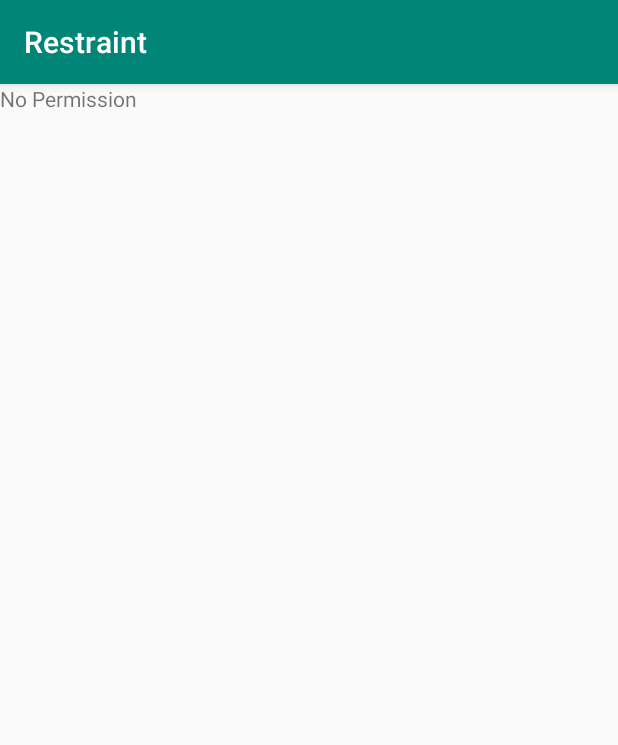
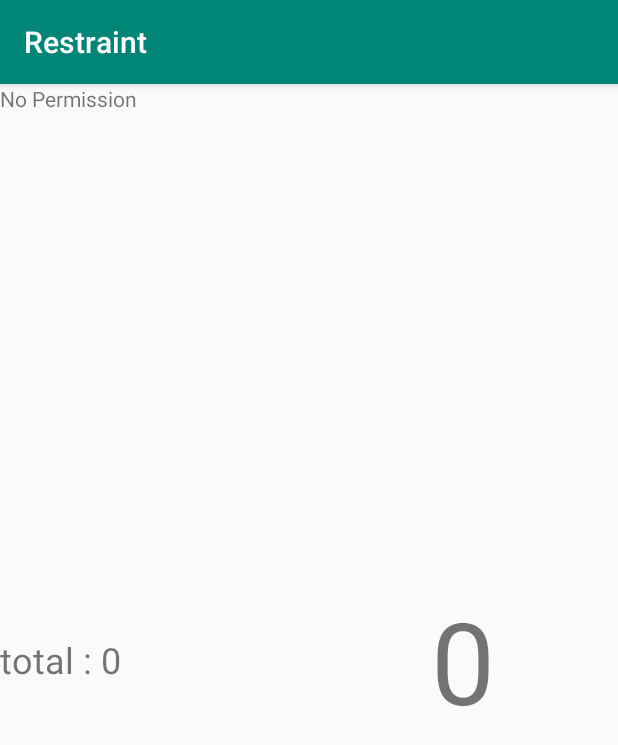
Before and after one commit to axlecho/Restraint, an Android app: the screen it shows after launch (MainActivity), on a phone screen of 412 x 824 dp. Shown: the top 745 px of the screen. Run offline under Robolectric (Android 15) with nearby library versions, the phone set to English and light mode, and no system bars.

Commit message:
[featue] done

```diff
--- a/app/src/main/java/com/axlecho/restraint/MainActivity.kt
+++ b/app/src/main/java/com/axlecho/restraint/MainActivity.kt
@@ -1,10 +1,14 @@
 package com.axlecho.restraint
 
+import android.content.Context
 import android.content.Intent
 import android.os.Bundle
 import android.provider.Settings
+import android.view.MenuItem
 import android.view.View
+import android.widget.TextView
 import androidx.appcompat.app.AppCompatActivity
+import androidx.appcompat.widget.PopupMenu
 import androidx.recyclerview.widget.ItemTouchHelper
 import androidx.recyclerview.widget.LinearLayoutManager
 import androidx.recyclerview.widget.RecyclerView
@@ -13,21 +17,16 @@ import com.axlecho.restraint.data.Info
 import com.axlecho.restraint.ui.DragAndDrapHelper
 import com.axlecho.restraint.ui.ListViewAdapter
 import com.axlecho.restraint.ui.OnDataEditListener
+import com.axlecho.restraint.ui.OnItemLongClickListener
 import com.axlecho.restraint.utils.TimeUtils
 import com.axlecho.restraint.utils.UsageStatsUtils
 
 
-class MainActivity : AppCompatActivity(), OnDataEditListener<Info> {
-    private var data = mutableListOf<Info>()
-    override fun onItemSwiped(module: Info, pos: Int) {
-        UsageStatsUtils.saveFilter(this,module, Filter.IGNORE)
-        UsageStatsUtils.applyAllFilter(this,data)
-    }
+class MainActivity : AppCompatActivity(), OnDataEditListener<Info>, OnItemLongClickListener {
 
-    override fun onItemMoved(module: Info, from: Int, to: Int) {
-        TODO("not implemented") //To change body of created functions use File | Settings | File Templates.
-    }
 
+    private var phoneUsageData = mutableListOf<Info>()
+    private var cigaretteData = 0
 
     override fun onCreate(savedInstanceState: Bundle?) {
         super.onCreate(savedInstanceState)
@@ -39,12 +38,13 @@ class MainActivity : AppCompatActivity(), OnDataEditListener<Info> {
             startActivity(intent)
         }
 
+        cigaretteData = loadCigarette()
     }
 
     override fun onResume() {
         super.onResume()
         if (UsageStatsUtils.checkPermission(this)) {
-            findViewById<View>(R.id.left).visibility = View.GONE
+            findViewById<View>(R.id.list).visibility = View.GONE
             findViewById<View>(R.id.error_tip).visibility = View.VISIBLE
             findViewById<View>(R.id.error_tip).setOnClickListener {
                 val intent = Intent(Settings.ACTION_USAGE_ACCESS_SETTINGS)
@@ -54,15 +54,94 @@ class MainActivity : AppCompatActivity(), OnDataEditListener<Info> {
             val view = findViewById<RecyclerView>(R.id.list)
 
             view.layoutManager = LinearLayoutManager(this)
-            data =  UsageStatsUtils.getUsageInfo(this, TimeUtils.dayZero(), TimeUtils.now())
-            data.sortByDescending { it.time }
-            UsageStatsUtils.applyAllFilter(this,data)
-            val adapter = ListViewAdapter(this,data)
+            phoneUsageData =  UsageStatsUtils.getUsageInfo(this, TimeUtils.dayZero(), TimeUtils.now())
+            phoneUsageData.sortByDescending { it.time }
+            UsageStatsUtils.applyAllFilter(this,phoneUsageData)
+            val adapter = ListViewAdapter(this,phoneUsageData)
             view.adapter = adapter
-             val itemTouchHelper = ItemTouchHelper(DragAndDrapHelper(adapter, data,this))
+             val itemTouchHelper = ItemTouchHelper(DragAndDrapHelper(adapter, phoneUsageData,this))
             itemTouchHelper.attachToRecyclerView(view)
+            adapter.listener = this
+        }
+        bindCigarette()
+        bindPhoneUsage()
+    }
+
+    override fun onItemLongClick(view: View, position: Int) {
+        val p = PopupMenu(this, view)
+        // p.menuInflater.inflate(R.menu.popup_menu_example, p.menu)
+        p.menu.add(Filter.GAME)
+        p.menu.add(Filter.COMIC)
+        p.menu.add(Filter.BROWSE)
+        p.menu.add(Filter.VIDEO)
+        p.setOnMenuItemClickListener(object : PopupMenu.OnMenuItemClickListener {
+            override fun onMenuItemClick(item: MenuItem): Boolean {
+                UsageStatsUtils.saveFilter(this@MainActivity,phoneUsageData[position],item.title.toString())
+                UsageStatsUtils.applyAllFilter(this@MainActivity,phoneUsageData)
+                bindPhoneUsage()
+                return true
+            }
+        })
+        p.show()
+    }
+
+    override fun onItemSwiped(module: Info, pos: Int) {
+        UsageStatsUtils.saveFilter(this,module, Filter.IGNORE)
+        UsageStatsUtils.applyAllFilter(this,phoneUsageData)
+        bindPhoneUsage()
+    }
+
+    override fun onItemMoved(module: Info, from: Int, to: Int) {
+        TODO("not implemented") //To change body of created functions use File | Settings | File Templates.
+    }
+
+    private fun bindPhoneUsage() {
+        val filters = UsageStatsUtils.loadFilter(this)
+        var phoneUsageStr = ""
+        var total = 0L
+        for(filter in filters) {
+            if(filter.type == Filter.IGNORE) {
+                continue
+            }
+
+            var time = 0L
+            for (info in phoneUsageData) {
+                if(filter.type == info.type) {
+                    time += info.time
+                }
+            }
+            total += time
+            phoneUsageStr += String.format("%s : %s",filter.type,TimeUtils.readableTime(time))
+        }
+        phoneUsageStr += String.format("%s : %s","total",TimeUtils.readableTime(total))
+
+        val view = findViewById<TextView>(R.id.phone_usage_panel)
+        view.text = phoneUsageStr
+    }
+
+    private fun bindCigarette() {
+        val view = findViewById<TextView>(R.id.cigarette_panel)
+        view.text = cigaretteData.toString()
+
+        view.setOnClickListener {
+            cigaretteData ++
+            saveCigarette(cigaretteData)
+            bindCigarette()
         }
     }
 
+    private fun loadCigarette():Int {
+        val spf = getSharedPreferences("cigarette",Context.MODE_PRIVATE)
+        val timeStamp = spf.getLong("timestamp",0)
+        if(TimeUtils.dayZero() > timeStamp) {
+            saveCigarette(0)
+        }
+        return spf.getInt("time",0)
+    }
 
+    private fun saveCigarette(cigarette:Int) {
+        val spf = getSharedPreferences("cigarette",Context.MODE_PRIVATE)
+        spf.edit().putInt("time",cigarette).apply()
+        spf.edit().putLong("timestamp",TimeUtils.now()).apply()
+    }
 }
--- a/app/src/main/java/com/axlecho/restraint/utils/TimeUtils.kt
+++ b/app/src/main/java/com/axlecho/restraint/utils/TimeUtils.kt
@@ -21,9 +21,9 @@ class TimeUtils {
 
         fun readableTime(time: Long): String {
             return when {
-                time > 1000 * 60 * 60 -> String.format("%.2f",time / 1000.0 / (60 * 60)) +  " h"
-                time > 1000 * 60 -> String.format("%.2f",time / 1000.0f / 60) + " min"
-                time > 1000 -> String.format("%.2f",time / 1000.0f) + " second"
+                time > 1000 * 60 * 60 -> String.format("%.1f",time / 1000.0 / (60 * 60)) +  " h"
+                time > 1000 * 60 -> String.format("%.1f",time / 1000.0f / 60) + " m"
+                time > 1000 -> String.format("%.1f",time / 1000.0f) + " s"
                 else -> "$time"
             }
         }
--- a/app/src/main/res/layout/activity_main.xml
+++ b/app/src/main/res/layout/activity_main.xml
@@ -8,10 +8,49 @@
         tools:context=".MainActivity">
 
 
+    <LinearLayout
+            android:id="@+id/panel"
+            app:layout_constraintTop_toTopOf="parent"
+            app:layout_constraintBottom_toTopOf="@id/list"
+            app:layout_constraintLeft_toLeftOf="parent"
+            app:layout_constraintRight_toRightOf="parent"
+            app:layout_constraintVertical_weight="1"
+            android:orientation="horizontal"
+            android:layout_width="match_parent"
+            android:layout_height="0dp"
+            tools:background="@android:color/holo_red_dark">
+
+        <TextView
+                android:textSize="24sp"
+                android:id="@+id/phone_usage_panel"
+                android:layout_width="0dp"
+                android:layout_height="match_parent"
+                tools:background="@android:color/holo_blue_light"
+                tools:text="game\t: 1h \n comic\t: 48.0min"
+                android:gravity="center_vertical"
+                android:layout_weight="1"/>
+
+        <TextView
+                android:textSize="76sp"
+                android:gravity="center"
+                android:id="@+id/cigarette_panel"
+                android:layout_width="0dp"
+                android:layout_height="match_parent"
+                tools:background="@android:color/white"
+                tools:text="5"
+                android:layout_weight="1"/>
+    </LinearLayout>
+
     <androidx.recyclerview.widget.RecyclerView
+            android:padding="8dp"
+            app:layout_constraintTop_toBottomOf="@id/panel"
+            app:layout_constraintBottom_toBottomOf="parent"
+            app:layout_constraintLeft_toLeftOf="parent"
+            app:layout_constraintRight_toRightOf="parent"
+            app:layout_constraintVertical_weight="2"
             android:id="@+id/list"
             android:layout_width="match_parent"
-            android:layout_height="match_parent"/>
+            android:layout_height="0dp"/>
 
     <TextView
             android:id="@+id/error_tip"
@@ -23,4 +62,5 @@
             android:layout_height="match_parent"
             android:text="@string/no_permission"
             android:visibility="gone"/>
+
 </androidx.constraintlayout.widget.ConstraintLayout>
```
Also changed, not shown: app/src/main/java/com/axlecho/restraint/data/Module.kt (+7 -2 lines), app/src/main/java/com/axlecho/restraint/ui/ListViewAdapter.kt (+15 -1 lines), app/src/main/java/com/axlecho/restraint/utils/UsageStatsUtils.kt (+13 -8 lines), app/src/main/res/layout/item_usage.xml (+11 -3 lines).
